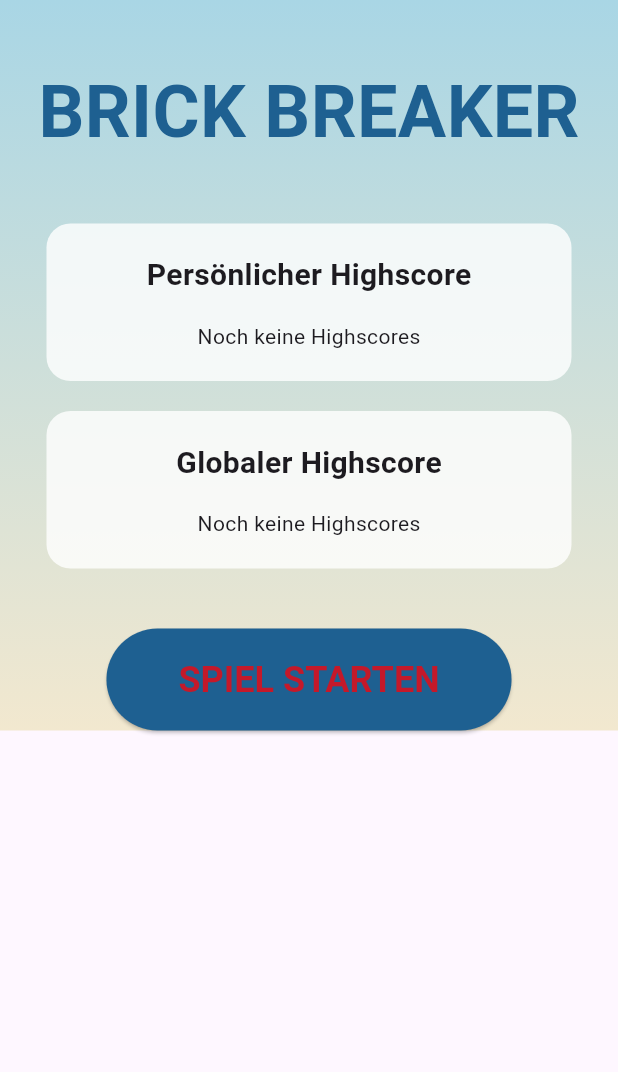
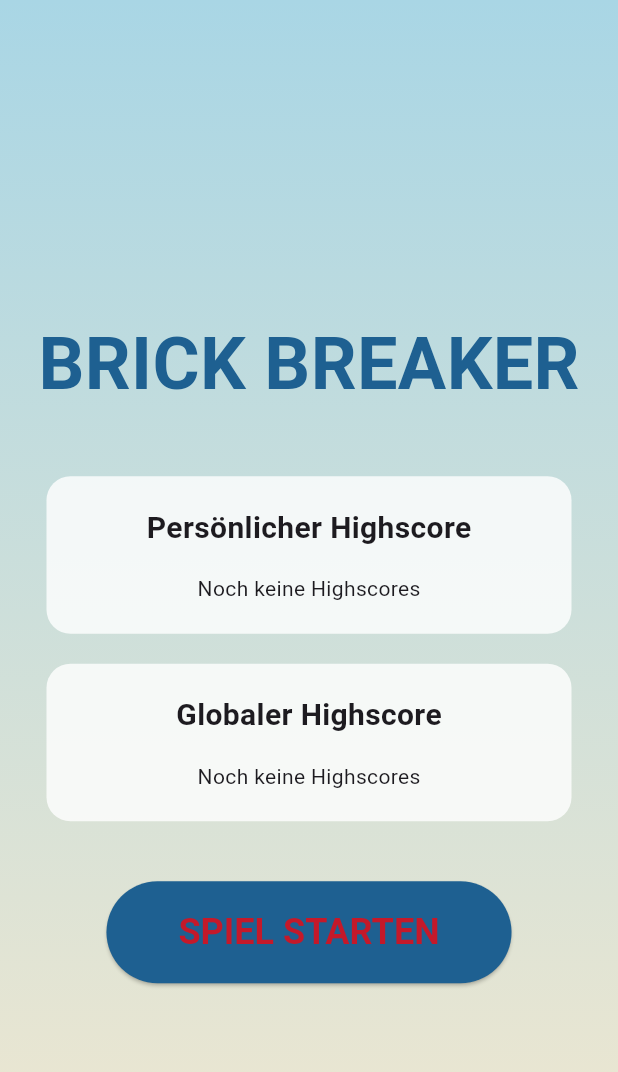
Before and after one commit to geziefer/joshi, a Flutter app: the screen it shows after launch, on a phone screen of 412 x 824 dp. Shown: the top 1072 px of the screen. Run offline on Flutter 3.47's test engine with Material 3 defaults, Android fonts, the phone set to English and light mode, and no system bars; our stand-ins replace shared_preferences; missing offline and left inert: flame.

```diff
--- a/brick_breaker/lib/ball.dart
+++ b/brick_breaker/lib/ball.dart
@@ -98,6 +98,7 @@ class Ball extends CircleComponent
                 onComplete: () {
                   if (game.lives <= 1) {
                     if (currentScore > 0) {
+                      print('Saving score: $currentUsername - $currentScore');
                       HighscoreManager.addScore(currentUsername, currentScore);
                     }
                   }
--- a/brick_breaker/lib/highscore_manager.dart
+++ b/brick_breaker/lib/highscore_manager.dart
@@ -73,7 +73,9 @@ class HighscoreManager {
     }
   }
 
-  static List<HighscoreEntry> _filterBestScorePerUsername(List<HighscoreEntry> scores) {
+  static List<HighscoreEntry> _filterBestScorePerUsername(
+    List<HighscoreEntry> scores,
+  ) {
     final Map<String, HighscoreEntry> bestScores = {};
 
     for (final score in scores) {
--- a/brick_breaker/lib/main.dart
+++ b/brick_breaker/lib/main.dart
@@ -83,6 +83,7 @@ class _GameAppState extends State<GameApp> {
                 },
               )
             : StartScreen(
+                key: ValueKey(_gameStarted), // Erzwingt Neuaufbau
                 onStart: () {
                   setState(() {
                     _showUsernameDialog = true;
--- a/brick_breaker/lib/start_screen.dart
+++ b/brick_breaker/lib/start_screen.dart
@@ -21,11 +21,13 @@ class _StartScreenState extends State<StartScreen> {
           colors: [Color(0xffa9d6e5), Color(0xfff2e8cf)],
         ),
       ),
-      child: SingleChildScrollView(
-        child: Center(
-          child: Column(
-            mainAxisAlignment: MainAxisAlignment.center,
-            children: [
+      child: Center(
+        child: SingleChildScrollView(
+          child: Padding(
+            padding: const EdgeInsets.symmetric(vertical: 20),
+            child: Column(
+              mainAxisSize: MainAxisSize.min,
+              children: [
               const SizedBox(height: 40),
               const Text(
                 'BRICK BREAKER',
@@ -89,7 +91,8 @@ class _StartScreenState extends State<StartScreen> {
                 ),
                 child: const Text('SPIEL STARTEN'),
               ),
-            ],
+              ],
+            ),
           ),
         ),
       ),
```
Also changed, not shown: 1 other file.
